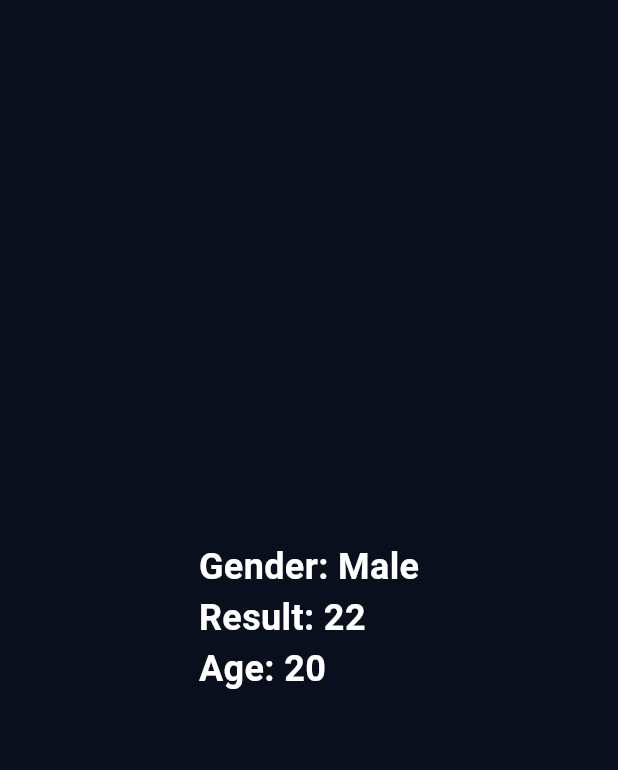
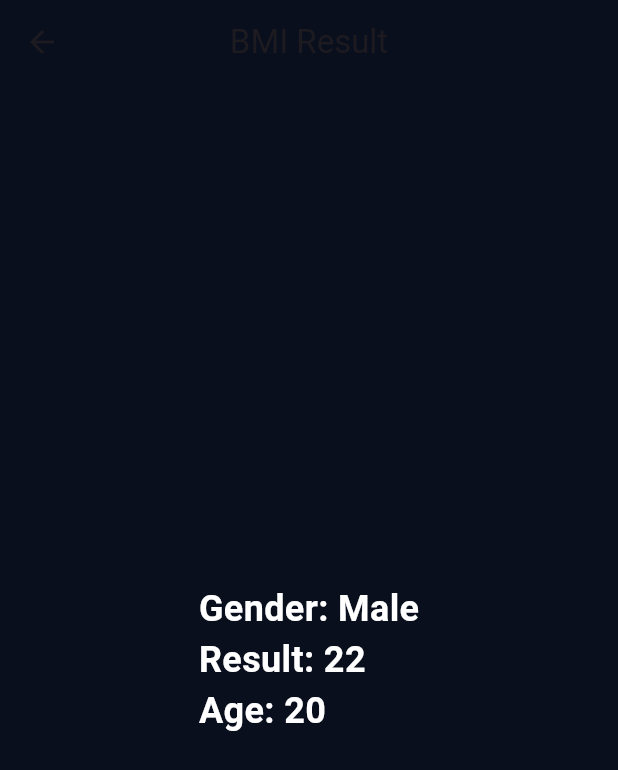
Before and after one commit to Mazen-Mamoun/BMI_calculator_app, a Flutter app: the screen it shows after launch, after a tap on the "remove" icon, after a tap on the "add" icon, after a tap on "Calculator", on a phone screen of 412 x 824 dp. Shown: the top 770 px of the screen. Run offline on Flutter 3.47's test engine with Material 3 defaults, Android fonts, the phone set to English and light mode, and no system bars.

Commit message:
make result view

```diff
--- a/lib/main.dart
+++ b/lib/main.dart
@@ -12,6 +12,7 @@ class BMICalculatorApp extends StatelessWidget {
   @override
   Widget build(BuildContext context) {
     return const MaterialApp(
+      debugShowCheckedModeBanner: false,
       home: CalculatorView(),
     );
   }
--- a/lib/view/calculator_view.dart
+++ b/lib/view/calculator_view.dart
@@ -22,6 +22,7 @@ class _CalculatorViewState extends State<CalculatorView> {
     return Scaffold(
       backgroundColor: primsryColor,
       appBar: AppBar(
+        elevation: 0,
         centerTitle: true,
         backgroundColor: primsryColor,
         title: const Text(
--- a/lib/view/material_button_view.dart
+++ b/lib/view/material_button_view.dart
@@ -27,13 +27,26 @@ class MaterilaButtonView extends StatelessWidget {
             context,
             MaterialPageRoute(
               builder: (context) {
-                return ResultWidget(
-                    gender: isMale ? "Male" : "Female",
-                    result: result,
-                    age: age);
+                return ResultView(isMale: isMale, result: result, age: age);
               },
             ),
           );
         });
   }
 }
+
+class ResultView extends StatelessWidget {
+  const ResultView(
+      {super.key,
+      required this.isMale,
+      required this.result,
+      required this.age});
+  final bool isMale;
+  final double result;
+  final int age;
+  @override
+  Widget build(BuildContext context) {
+    return ResultWidget(
+        gender: isMale ? "Male" : "Female", result: result, age: age);
+  }
+}
--- a/lib/widget/result_widget.dart
+++ b/lib/widget/result_widget.dart
@@ -13,6 +13,14 @@ class ResultWidget extends StatelessWidget {
   @override
   Widget build(BuildContext context) {
     return Scaffold(
+      appBar: AppBar(
+        elevation: 0,
+        centerTitle: true,
+        title: const Text(
+          "BMI Result",
+        ),
+        backgroundColor: primsryColor,
+      ),
       backgroundColor: primsryColor,
       body: Center(
         child: Column(
```
